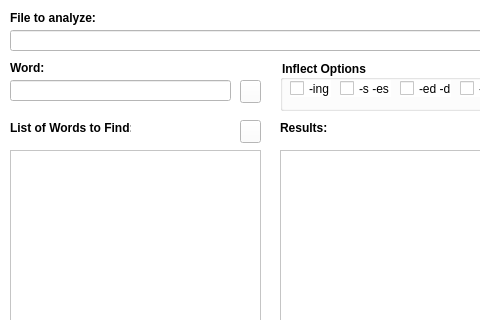
The window that main.ui (SGLMaster/WordFrequencyAnalyzer) describes before a commit, drawn with Qt 5; both pictures show x 0 to 480 and y 0 to 320 of the 580 by 600 pixel window.
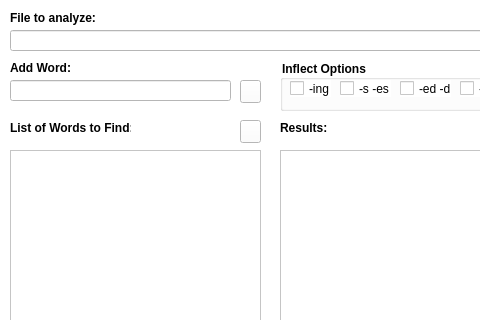
The same window after the commit. Icons and pictures are not drawn.

Commit message: Small tooltip and label changes to GUI

Diff of the .ui file:
```diff
--- a/main.ui
+++ b/main.ui
@@ -250,7 +250,7 @@
      </font>
     </property>
     <property name="text">
-     <string>Word:</string>
+     <string>Add Word:</string>
     </property>
    </widget>
    <widget class="QPlainTextEdit" name="textResults">
```
Left out of the diff: 12 changed lines with no effect on the pictures. The commit also changes 1 other file.
